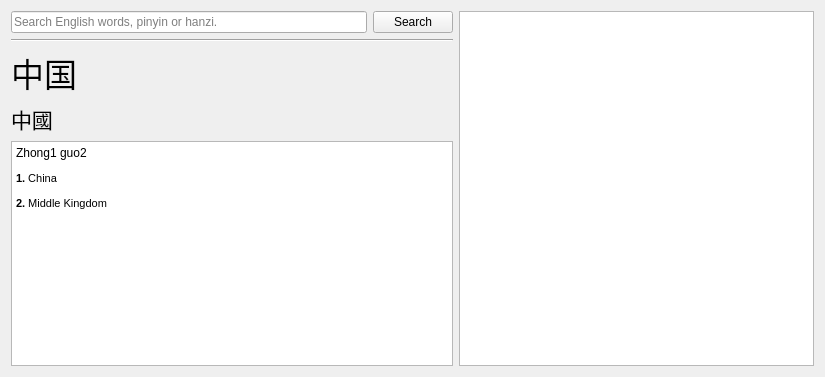
First picture: the form in mainwindow.ui, repository tjohnman/CCictionary, before the edit.
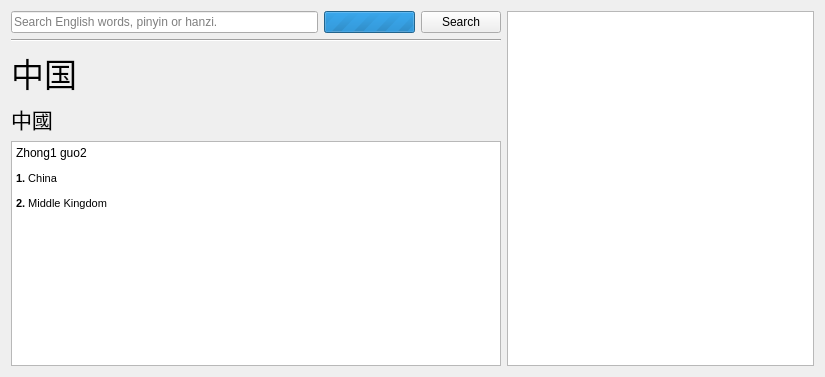
Second picture: the form after the edit.

The edit to the form file:
```diff
--- a/mainwindow.ui
+++ b/mainwindow.ui
@@ -40,28 +40,21 @@
       </property>
      </widget>
     </item>
-    <item row="0" column="1">
+    <item row="0" column="2">
      <widget class="QPushButton" name="pushButton">
       <property name="text">
        <string>Search</string>
       </property>
      </widget>
     </item>
-    <item row="0" column="2" rowspan="5">
-     <widget class="QListView" name="listView">
-      <property name="editTriggers">
-       <set>QAbstractItemView::NoEditTriggers</set>
-      </property>
-     </widget>
-    </item>
-    <item row="1" column="0" colspan="2">
+    <item row="1" column="0" colspan="3">
      <widget class="Line" name="line">
       <property name="orientation">
        <enum>Qt::Horizontal</enum>
       </property>
      </widget>
     </item>
-    <item row="2" column="0" colspan="2">
+    <item row="2" column="0" colspan="3">
      <widget class="QLabel" name="label_Simplified">
       <property name="font">
        <font>
@@ -76,7 +69,7 @@
       </property>
      </widget>
     </item>
-    <item row="3" column="0" colspan="2">
+    <item row="3" column="0" colspan="3">
      <widget class="QLabel" name="label_Traditional">
       <property name="font">
        <font>
@@ -91,7 +84,14 @@
       </property>
      </widget>
     </item>
-    <item row="4" column="0" colspan="2">
+    <item row="0" column="3" rowspan="5">
+     <widget class="QListView" name="listView">
+      <property name="editTriggers">
+       <set>QAbstractItemView::NoEditTriggers</set>
+      </property>
+     </widget>
+    </item>
+    <item row="4" column="0" colspan="3">
      <widget class="QTextBrowser" name="textBrowser">
       <property name="html">
        <string>&lt;!DOCTYPE HTML PUBLIC &quot;-//W3C//DTD HTML 4.0//EN&quot; &quot;http://www.w3.org/TR/REC-html40/strict.dtd&quot;&gt;
@@ -104,6 +104,28 @@
       </property>
      </widget>
     </item>
+    <item row="0" column="1">
+     <widget class="QProgressBar" name="searchProgressBar">
+      <property name="enabled">
+       <bool>true</bool>
+      </property>
+      <property name="sizePolicy">
+       <sizepolicy hsizetype="Minimum" vsizetype="Fixed">
+        <horstretch>0</horstretch>
+        <verstretch>0</verstretch>
+       </sizepolicy>
+      </property>
+      <property name="maximum">
+       <number>0</number>
+      </property>
+      <property name="value">
+       <number>0</number>
+      </property>
+      <property name="textVisible">
+       <bool>false</bool>
+      </property>
+     </widget>
+    </item>
    </layout>
   </widget>
   <widget class="QMenuBar" name="menuBar">
```
